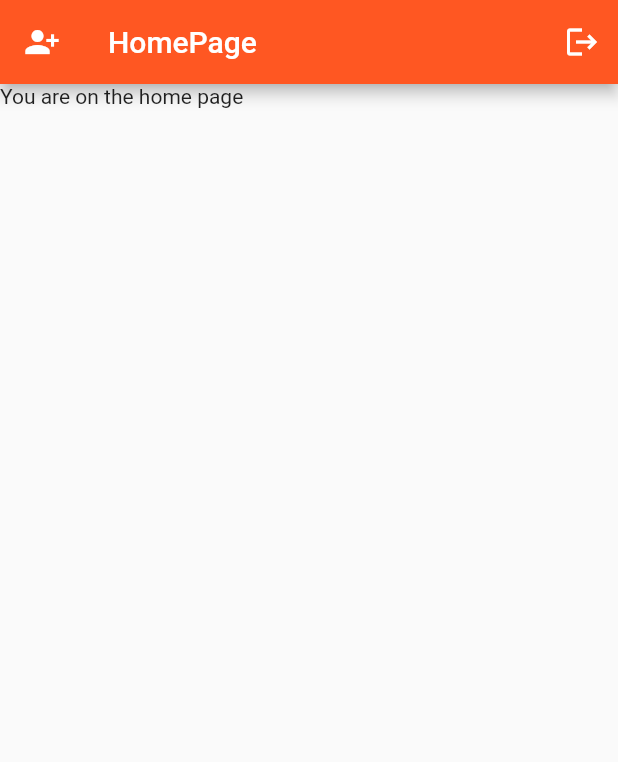
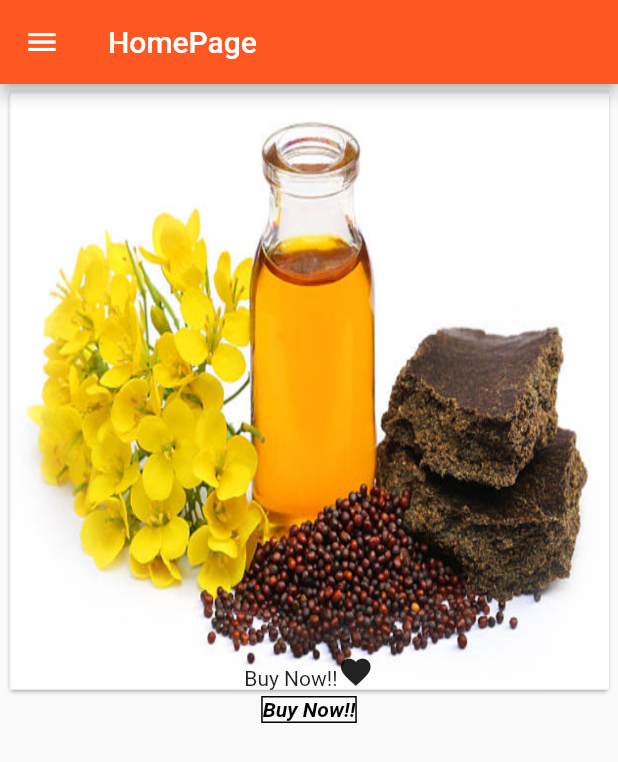
Before and after one commit to ashishpandey2600/shoppers-solution, a Flutter app: the HomePage screen opened directly, on a phone screen of 412 x 824 dp. Shown: the top 762 px of the screen. Run offline on Flutter 3.47's test engine with Material 2 defaults, Android fonts, the light colour scheme and no system bars; our stand-ins replace firebase_auth, firebase_core, fluttertoast, modal_progress_hud_nsn; accounts and stored records are empty.

Commit message:
added cartmodel

```diff
--- a/solution_shoppers/lib/main.dart
+++ b/solution_shoppers/lib/main.dart
@@ -1,12 +1,8 @@
 import 'package:firebase_core/firebase_core.dart';
 import 'package:flutter/material.dart';
-import 'package:solution_shoppers/screens/optionscreen.dart';
 import 'package:solution_shoppers/screens/splashscreen.dart';
 
-import 'screens/homepage.dart';
-
 void main() async {
-
   WidgetsFlutterBinding.ensureInitialized();
   await Firebase.initializeApp();
   runApp(const MyApp());
@@ -24,8 +20,9 @@ class _MyAppState extends State<MyApp> {
   Widget build(BuildContext context) {
     return MaterialApp(
       theme: ThemeData(primarySwatch: Colors.deepOrange),
+      debugShowCheckedModeBanner: false,
       title: "Shopers solution",
-      home:  SplashScreen(),
+      home: const SplashScreen(),
     );
   }
 }
--- a/solution_shoppers/lib/screens/homepage.dart
+++ b/solution_shoppers/lib/screens/homepage.dart
@@ -1,5 +1,4 @@
 import 'package:firebase_auth/firebase_auth.dart';
-import 'package:firebase_core/firebase_core.dart';
 import 'package:flutter/material.dart';
 import 'package:solution_shoppers/drawer/about.dart';
 import 'package:solution_shoppers/drawer/contact.dart';
@@ -28,19 +27,12 @@ class _HomePageState extends State<HomePage> {
           child: SingleChildScrollView(
               child: Column(
             children: [
-            DrawerHeader(
-              child: Container(
-                child: Text("ashish Pandey"),
-                decoration: BoxDecoration(color: Colors.deepOrange),
-              ),
-            ),
               ListTile(
                 title: Text("My Orders"),
                 onTap: () {
-                Navigator.push(
-                    context, MaterialPageRoute(builder: (context) => Orders()));
+                  Navigator.push(context,
+                      MaterialPageRoute(builder: (context) => Orders()));
                 },
-
               ),
               ListTile(
                 title: Text("My Cart"),
@@ -48,70 +40,84 @@ class _HomePageState extends State<HomePage> {
                   Navigator.push(
                       context, MaterialPageRoute(builder: (context) => Cart()));
                 },
-
               ),
               ListTile(
                 title: Text("My Favourites"),
                 onTap: () {
-                Navigator.push(
-                    context, MaterialPageRoute(builder: (context) => Favourite()));
+                  Navigator.push(context,
+                      MaterialPageRoute(builder: (context) => Favourite()));
                 },
-
               ),
               ListTile(
                 title: Text("My Account"),
                 onTap: () {
-                Navigator.push(
-                    context, MaterialPageRoute(builder: (context) => Account()));
+                  Navigator.push(context,
+                      MaterialPageRoute(builder: (context) => Account()));
                 },
-
               ),
               ListTile(
                 title: Text("Nutrition Chart"),
                 onTap: () {
                   Navigator.push(
-                    context, MaterialPageRoute(builder: (context) => NutritionChart()));
+                      context,
+                      MaterialPageRoute(
+                          builder: (context) => NutritionChart()));
                 },
-
               ),
               ListTile(
                 title: Text("Contact"),
                 onTap: () {
-                Navigator.push(
-                    context, MaterialPageRoute(builder: (context) => Contact()));
+                  Navigator.push(context,
+                      MaterialPageRoute(builder: (context) => Contact()));
                 },
-
               ),
               ListTile(
                 title: Text("About"),
                 onTap: () {
-                Navigator.push(
-                    context, MaterialPageRoute(builder: (context) => About()));
+                  Navigator.push(context,
+                      MaterialPageRoute(builder: (context) => About()));
                 },
-
               ),
-
-
             ],
           )),
         ),
         appBar: AppBar(
-        leading: Builder(
-            builder: (context) => IconButton(
-                onPressed: () => Scaffold.of(context).openDrawer(),
-                icon: Icon(Icons.person_add_alt_1))),
-        automaticallyImplyLeading: false,
           title: Text("HomePage"),
-        actions: [
-          IconButton(
-              onPressed: () {
-                logout();
-              },
-              icon: Icon(Icons.logout))
+        ),
+        body: Container(
+          child: Column(
+            children: [
+              Card(
+                  child: Container(
+                width: 400,
+                height: 400,
+                decoration: BoxDecoration(
+                    image: DecorationImage(
+                        image: AssetImage('assets/m.png'), fit: BoxFit.fill)),
+                child: Container(
+                  child: Row(
+                    mainAxisAlignment: MainAxisAlignment.center,
+                    crossAxisAlignment: CrossAxisAlignment.end,
+                    children: [Text("Buy Now!!"), Icon(Icons.favorite)],
+                  ),
+                ),
+              )),
+              Center(
+                child: Container(
+                  decoration:
+                      BoxDecoration(border: Border.all(color: Colors.black)),
+                  child: Text(
+                    "Buy Now!!",
+                    style: TextStyle(
+                        color: Colors.black,
+                        fontStyle: FontStyle.italic,
+                        fontWeight: FontWeight.bold),
+                  ),
+                ),
+              )
             ],
           ),
-      body: Text("You are on the home page"),
-    );
+        ));
   }
 
   logout() {
--- a/solution_shoppers/pubspec.yaml
+++ b/solution_shoppers/pubspec.yaml
@@ -39,6 +39,7 @@ dependencies:
   firebase_core: ^2.7.1
   modal_progress_hud_nsn: ^0.3.0
   fluttertoast: ^8.2.1
+  provider: ^6.0.5
 
 dev_dependencies:
   flutter_test:
@@ -64,8 +65,7 @@ flutter:
 
   # To add assets to your application, add an assets section, like this:
   assets:
-    - assets/f.png
-    - assets/g.png
+    - assets/
 
   # An image asset can refer to one or more resolution-specific "variants", see
   # https://flutter.dev/assets-and-images/#resolution-aware
```
Also changed, not shown: solution_shoppers/lib/model/cart_model.dart (added, +35 -0 lines), solution_shoppers/assets/m.png (added), solution_shoppers/pubspec.lock. Lines whose indentation alone changed are shown as unchanged.
